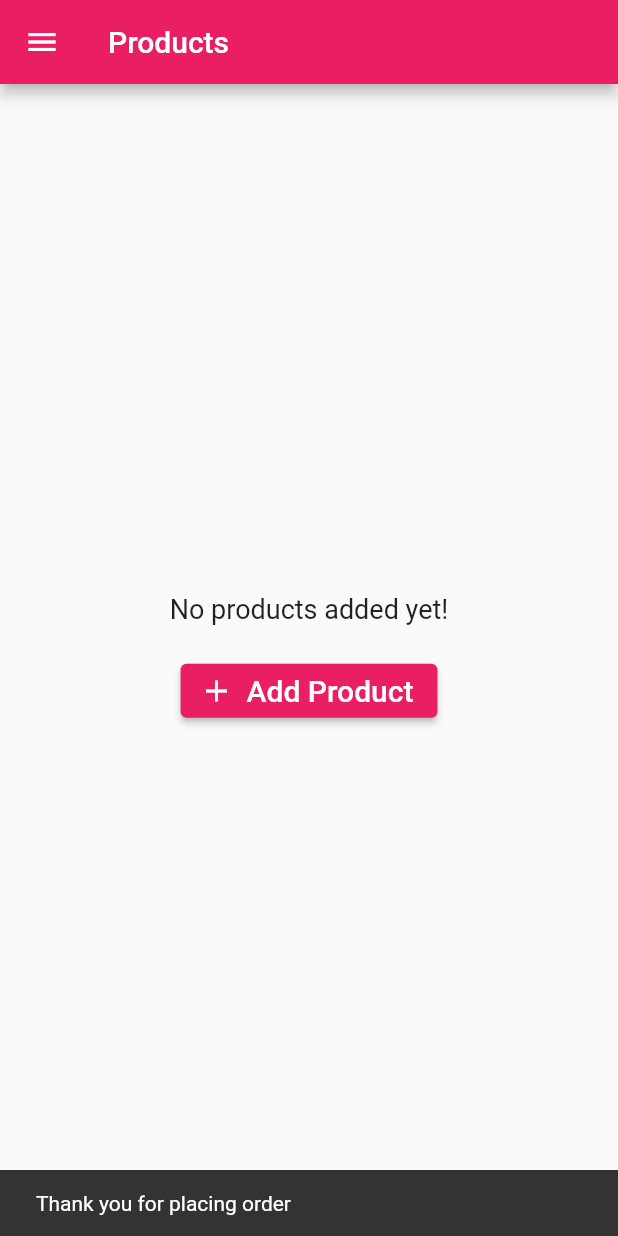
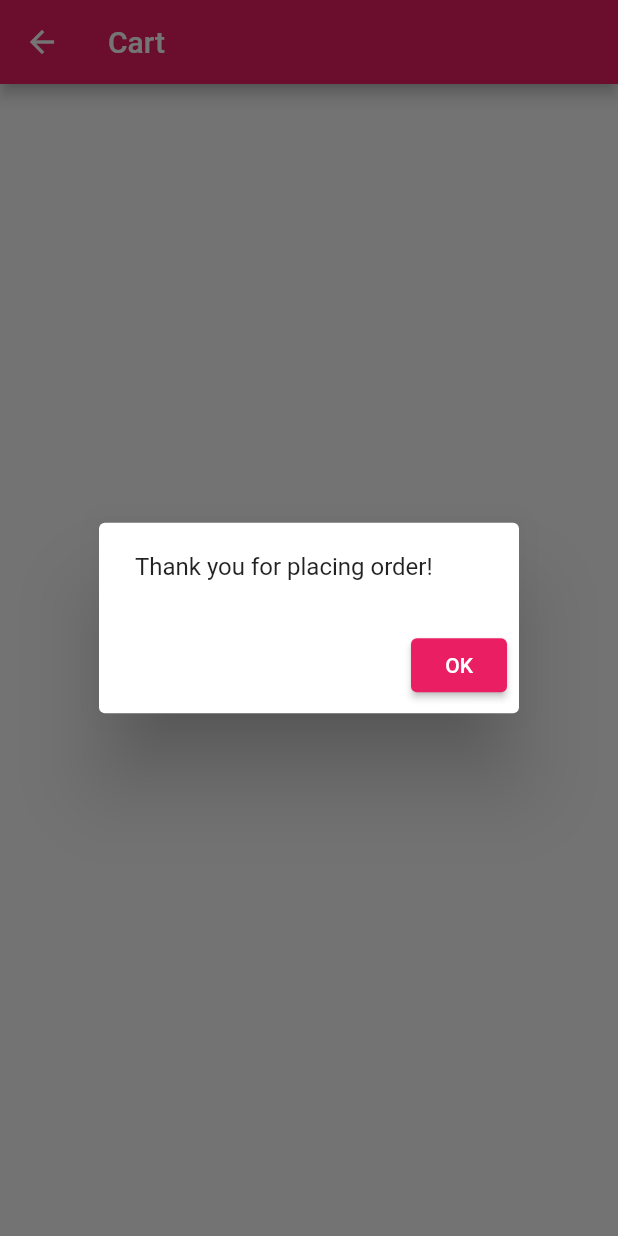
Before and after one commit to sudendroid/FlutterBlocHive, a Flutter app: the CartScreen screen opened by its route, after a tap on "Place Order", on a phone screen of 412 x 824 dp. Run offline on Flutter 3.47's test engine with Material 2 defaults, Android fonts, the phone set to English and light mode, and no system bars; our stand-ins replace bloc, flutter_bloc, hive, hive_flutter; accounts and stored records are empty; generated files the repository leaves out were written again.

Commit message:
show dialog on placing order

```diff
--- a/lib/screens/cart_screen.dart
+++ b/lib/screens/cart_screen.dart
@@ -29,10 +29,7 @@ class _CartScreenState extends State<CartScreen> {
     return BlocConsumer<CartCubit, CartState>(
       listener: (context, state) {
         if (state is OrderPlaced) {
-          ScaffoldMessenger.of(context).showSnackBar(SnackBar(
-            content: Text("Thank you for placing order"),
-          ));
-          Navigator.pop(context);
+          showThankOnOrderPlaced();
         }
       },
       builder: (context, state) {
@@ -146,11 +143,34 @@ class _CartScreenState extends State<CartScreen> {
     }
   }
 
+  void showThankOnOrderPlaced() {
+    // ScaffoldMessenger.of(context).showSnackBar(SnackBar(
+    //   content: Text("Thank you for placing order"),
+    // ));
+
+    showDialog(
+        context: context,
+        builder: (BuildContext context) {
+          return AlertDialog(
+            content: Text("Thank you for placing order!"),
+            actions: [
+              ElevatedButton(
+                child: const Text('OK'),
+                onPressed: () {
+                  Navigator.of(context).pop(true);
+                  Navigator.pop(context);
+                },
+              ),
+            ],
+          );
+        });
+  }
+
   void fetchCartItems() {
     BlocProvider.of<CartCubit>(context).getCartProducts();
   }
 
-  void saveOrder(){
+  void saveOrder() {
     BlocProvider.of<CartCubit>(context).saveOrder();
   }
 
```
